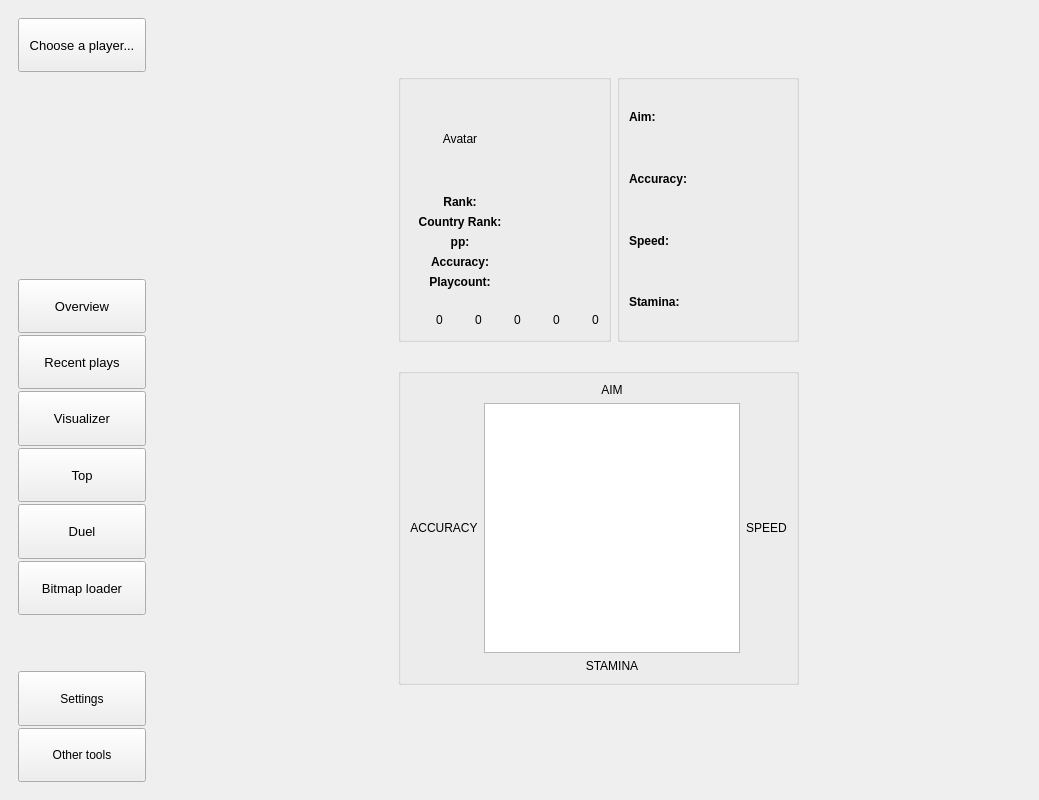
PrefectSol/osu-master, file osu-master/mainwindow.ui: the form before one commit.
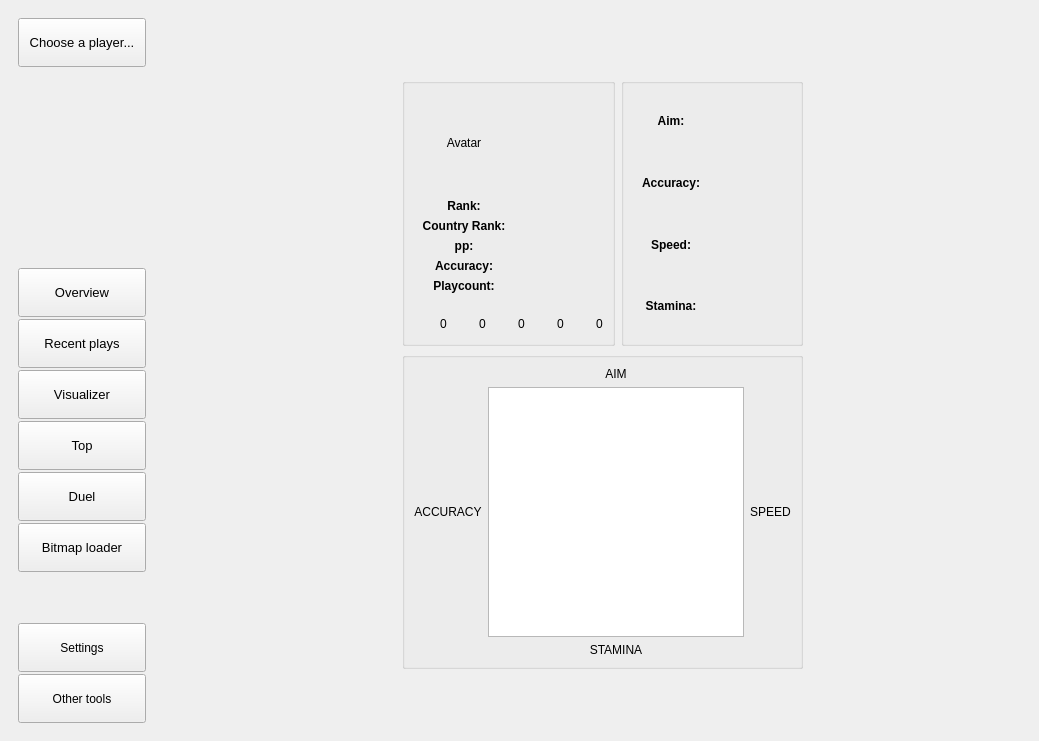
The form after the commit.

What changed in the file:
```diff
--- a/osu-master/mainwindow.ui
+++ b/osu-master/mainwindow.ui
@@ -7,7 +7,7 @@
     <x>0</x>
     <y>0</y>
     <width>1039</width>
-    <height>800</height>
+    <height>741</height>
    </rect>
   </property>
   <property name="windowTitle">
@@ -265,7 +265,7 @@
           </property>
          </widget>
         </item>
-        <item row="0" column="1">
+        <item row="0" column="2">
          <spacer name="verticalSpacer_5">
           <property name="orientation">
            <enum>Qt::Vertical</enum>
@@ -273,12 +273,27 @@
           <property name="sizeHint" stdset="0">
            <size>
             <width>20</width>
-            <height>13</height>
+            <height>17</height>
            </size>
           </property>
          </spacer>
         </item>
-        <item row="1" column="1" colspan="3">
+        <item row="1" column="1">
+         <spacer name="horizontalSpacer_5">
+          <property name="orientation">
+           <enum>Qt::Horizontal</enum>
+          </property>
+          <property name="sizeHint" stdset="0">
+           <size>
+            <width>186</width>
+            <height>20</height>
+           </size>
+          </property>
+         </spacer>
+        </item>
+        <item row="1" column="2">
+         <layout class="QVBoxLayout" name="verticalLayout_12">
+          <item>
          <layout class="QFormLayout" name="formLayout_2">
           <item row="0" column="0">
            <widget class="QGroupBox" name="MainPlayerStats">
@@ -821,7 +836,7 @@
                   <string>Aim:</string>
                  </property>
                  <property name="alignment">
-                  <set>Qt::AlignLeading|Qt::AlignLeft|Qt::AlignVCenter</set>
+                    <set>Qt::AlignCenter</set>
                  </property>
                 </widget>
                </item>
@@ -851,7 +866,7 @@
                   <string>Accuracy:</string>
                  </property>
                  <property name="alignment">
-                  <set>Qt::AlignLeading|Qt::AlignLeft|Qt::AlignVCenter</set>
+                    <set>Qt::AlignCenter</set>
                  </property>
                 </widget>
                </item>
@@ -881,7 +896,7 @@
                   <string>Speed:</string>
                  </property>
                  <property name="alignment">
-                  <set>Qt::AlignLeading|Qt::AlignLeft|Qt::AlignVCenter</set>
+                    <set>Qt::AlignCenter</set>
                  </property>
                 </widget>
                </item>
@@ -911,7 +926,7 @@
                   <string>Stamina:</string>
                  </property>
                  <property name="alignment">
-                  <set>Qt::AlignLeading|Qt::AlignLeft|Qt::AlignVCenter</set>
+                    <set>Qt::AlignCenter</set>
                  </property>
                 </widget>
                </item>
@@ -932,52 +947,7 @@
           </item>
          </layout>
         </item>
-        <item row="1" column="4">
-         <spacer name="horizontalSpacer_6">
-          <property name="orientation">
-           <enum>Qt::Horizontal</enum>
-          </property>
-          <property name="sizeType">
-           <enum>QSizePolicy::Minimum</enum>
-          </property>
-          <property name="sizeHint" stdset="0">
-           <size>
-            <width>20</width>
-            <height>20</height>
-           </size>
-          </property>
-         </spacer>
-        </item>
-        <item row="2" column="3">
-         <spacer name="verticalSpacer_8">
-          <property name="orientation">
-           <enum>Qt::Vertical</enum>
-          </property>
-          <property name="sizeType">
-           <enum>QSizePolicy::Minimum</enum>
-          </property>
-          <property name="sizeHint" stdset="0">
-           <size>
-            <width>20</width>
-            <height>20</height>
-           </size>
-          </property>
-         </spacer>
-        </item>
-        <item row="3" column="0">
-         <spacer name="horizontalSpacer_4">
-          <property name="orientation">
-           <enum>Qt::Horizontal</enum>
-          </property>
-          <property name="sizeHint" stdset="0">
-           <size>
-            <width>196</width>
-            <height>20</height>
-           </size>
-          </property>
-         </spacer>
-        </item>
-        <item row="3" column="1" rowspan="2" colspan="3">
+          <item>
          <widget class="QGroupBox" name="graphicbox">
           <layout class="QGridLayout" name="gridLayout_3">
            <item row="0" column="1">
@@ -1053,20 +1023,22 @@
           </layout>
          </widget>
         </item>
-        <item row="4" column="4">
-         <spacer name="horizontalSpacer_5">
+         </layout>
+        </item>
+        <item row="1" column="3">
+         <spacer name="horizontalSpacer_4">
           <property name="orientation">
            <enum>Qt::Horizontal</enum>
           </property>
           <property name="sizeHint" stdset="0">
            <size>
-            <width>198</width>
+            <width>185</width>
             <height>20</height>
            </size>
           </property>
          </spacer>
         </item>
-        <item row="5" column="2">
+        <item row="2" column="2">
          <spacer name="verticalSpacer_6">
           <property name="orientation">
            <enum>Qt::Vertical</enum>
@@ -1074,7 +1046,7 @@
           <property name="sizeHint" stdset="0">
            <size>
             <width>20</width>
-            <height>97</height>
+            <height>37</height>
            </size>
           </property>
          </spacer>
```
Left out of the diff: 2 changed lines with no effect on the pictures. Lines whose indentation alone changed are shown as unchanged.
